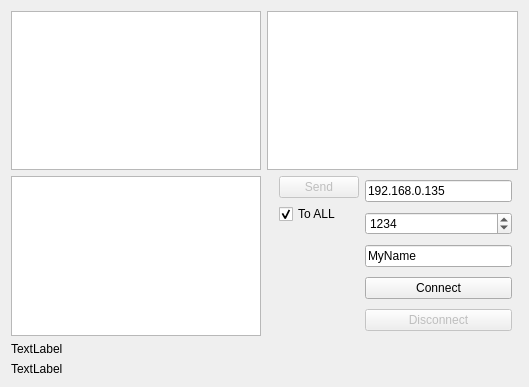
Qt form dialog.ui (adratkovskiy/trillian) before a commit.
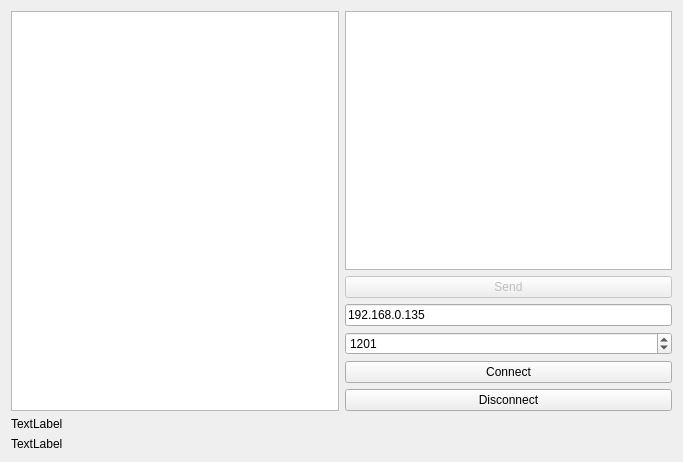
The same form after that commit.

Commit message: rebuild ui and set working connect\disconnect buttons

Diff of the .ui file:
```diff
--- a/dialog.ui
+++ b/dialog.ui
@@ -6,76 +6,46 @@
    <rect>
     <x>0</x>
     <y>0</y>
-    <width>529</width>
-    <height>387</height>
+    <width>683</width>
+    <height>462</height>
    </rect>
   </property>
   <property name="windowTitle">
    <string>trillian</string>
   </property>
   <layout class="QGridLayout" name="gridLayout">
-   <item row="1" column="0">
-    <widget class="QPlainTextEdit" name="pteMessage"/>
-   </item>
    <item row="0" column="0">
     <widget class="QListWidget" name="lwLog"/>
    </item>
-   <item row="1" column="3">
-    <layout class="QVBoxLayout" name="verticalLayout_2">
-     <item>
-      <widget class="QPushButton" name="pbSend">
-       <property name="enabled">
-        <bool>false</bool>
-       </property>
-       <property name="text">
-        <string>Send</string>
-       </property>
-      </widget>
-     </item>
-     <item>
-      <widget class="QCheckBox" name="cbToAll">
-       <property name="text">
-        <string>To ALL</string>
-       </property>
-       <property name="checked">
-        <bool>true</bool>
-       </property>
-      </widget>
-     </item>
-     <item>
-      <spacer name="verticalSpacer">
-       <property name="orientation">
-        <enum>Qt::Vertical</enum>
-       </property>
-       <property name="sizeHint" stdset="0">
-        <size>
-         <width>20</width>
-         <height>40</height>
-        </size>
-       </property>
-      </spacer>
-     </item>
-    </layout>
-   </item>
-   <item row="2" column="0">
+   <item row="3" column="0">
     <widget class="QLabel" name="lblPad">
      <property name="text">
       <string>TextLabel</string>
      </property>
     </widget>
    </item>
-   <item row="0" column="1" colspan="5">
-    <widget class="QListWidget" name="lwUsers">
-     <property name="selectionMode">
-      <enum>QAbstractItemView::MultiSelection</enum>
-     </property>
-     <property name="sortingEnabled">
-      <bool>true</bool>
+   <item row="4" column="0">
+    <widget class="QLabel" name="lblButtons">
+     <property name="text">
+      <string>TextLabel</string>
      </property>
     </widget>
    </item>
-   <item row="1" column="4">
+   <item row="0" column="1">
     <layout class="QVBoxLayout" name="verticalLayout">
+     <item>
+      <widget class="QPlainTextEdit" name="pteMessage"/>
+     </item>
+     <item>
+      <widget class="QPushButton" name="pbSend">
+       <property name="enabled">
+        <bool>false</bool>
+       </property>
+       <property name="text">
+        <string>Send</string>
+       </property>
+      </widget>
+     </item>
      <item>
       <widget class="QLineEdit" name="leHost">
        <property name="text">
@@ -89,14 +59,7 @@
         <number>65536</number>
        </property>
        <property name="value">
-        <number>1234</number>
-       </property>
-      </widget>
-     </item>
-     <item>
-      <widget class="QLineEdit" name="leName">
-       <property name="text">
-        <string>MyName</string>
+        <number>1201</number>
        </property>
       </widget>
      </item>
@@ -110,7 +73,7 @@
      <item>
       <widget class="QPushButton" name="pbDisconnect">
        <property name="enabled">
-        <bool>false</bool>
+        <bool>true</bool>
        </property>
        <property name="text">
         <string>Disconnect</string>
@@ -119,13 +82,6 @@
      </item>
     </layout>
    </item>
-   <item row="3" column="0">
-    <widget class="QLabel" name="lblButtons">
-     <property name="text">
-      <string>TextLabel</string>
-     </property>
-    </widget>
-   </item>
   </layout>
  </widget>
  <layoutdefault spacing="6" margin="11"/>
```
The commit also changes 4 other files.
